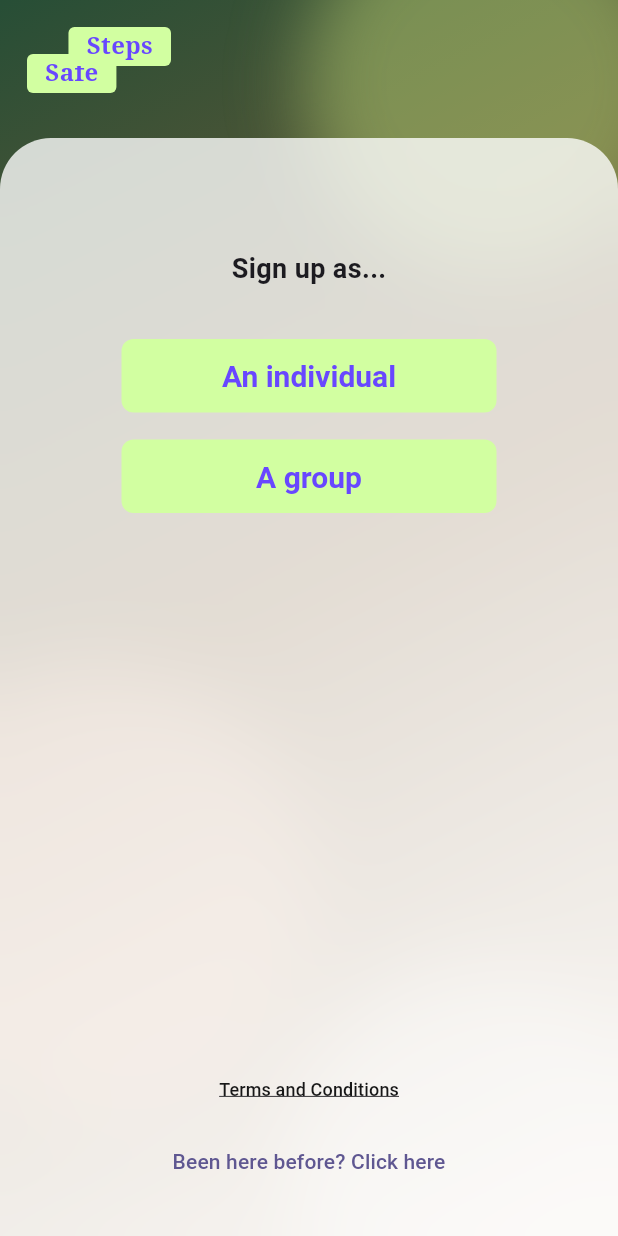
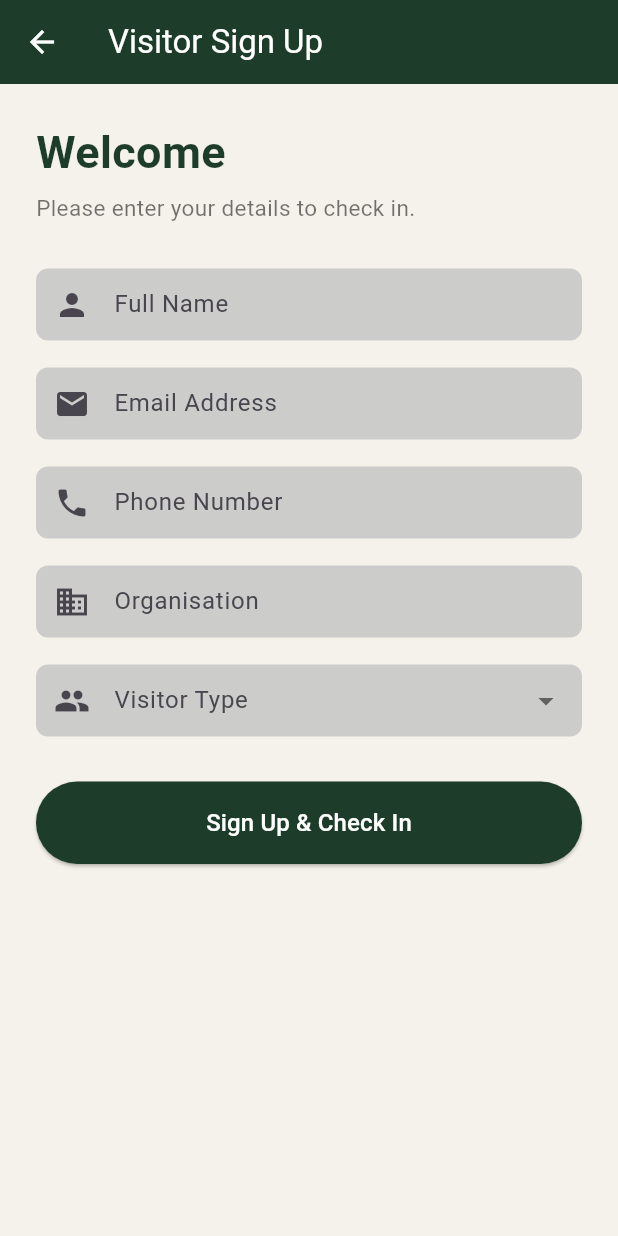
Before and after one commit to ericatlvr-coder/safe-steps, a Flutter app: the screen it shows after launch, after a tap on "Check-In", on a phone screen of 412 x 824 dp. Run offline on Flutter 3.47's test engine with Material 3 defaults, Android fonts, the phone set to English and light mode, and no system bars; our stand-ins replace qr_flutter, shared_preferences; Roboto replaces fonts that are missing (Arial).

Commit message:
Add Samir welcome and signup contribution

```diff
--- /dev/null
+++ b/Safe-Steps-main/lib/screens/signup_screen.dart
@@ -0,0 +1,229 @@
+import 'package:flutter/material.dart';
+
+class SignupScreen extends StatefulWidget {
+  const SignupScreen({super.key});
+
+  @override
+  State<SignupScreen> createState() => _SignupScreenState();
+}
+
+class _SignupScreenState extends State<SignupScreen> {
+  final _formKey = GlobalKey<FormState>();
+
+  final TextEditingController nameController = TextEditingController();
+  final TextEditingController emailController = TextEditingController();
+  final TextEditingController phoneController = TextEditingController();
+  final TextEditingController organisationController =
+      TextEditingController();
+
+  String? visitorType;
+
+  @override
+  void dispose() {
+    nameController.dispose();
+    emailController.dispose();
+    phoneController.dispose();
+    organisationController.dispose();
+    super.dispose();
+  }
+
+  @override
+  Widget build(BuildContext context) {
+    return Scaffold(
+      backgroundColor: const Color(0xFFF5F1EB),
+
+      appBar: AppBar(
+        title: const Text('Visitor Sign Up'),
+        backgroundColor: const Color(0xFF1D3D2A),
+        foregroundColor: Colors.white,
+      ),
+
+      body: SingleChildScrollView(
+        padding: const EdgeInsets.all(24),
+
+        child: Form(
+          key: _formKey,
+
+          child: Column(
+            crossAxisAlignment: CrossAxisAlignment.start,
+            children: [
+              const Text(
+                'Welcome',
+                style: TextStyle(
+                  fontSize: 30,
+                  fontWeight: FontWeight.bold,
+                  color: Color(0xFF1D3D2A),
+                ),
+              ),
+
+              const SizedBox(height: 5),
+
+              const Text(
+                'Please enter your details to check in.',
+                style: TextStyle(
+                  fontSize: 15,
+                  color: Colors.black54,
+                ),
+              ),
+
+              const SizedBox(height: 30),
+
+              TextFormField(
+                controller: nameController,
+                decoration: const InputDecoration(
+                  labelText: 'Full Name',
+                  prefixIcon: Icon(Icons.person),
+                  border: OutlineInputBorder(),
+                ),
+                validator: (value) {
+                  if (value == null || value.trim().isEmpty) {
+                    return 'Please enter your full name';
+                  }
+
+                  return null;
+                },
+              ),
+
+              const SizedBox(height: 18),
+
+              TextFormField(
+                controller: emailController,
+                keyboardType: TextInputType.emailAddress,
+                decoration: const InputDecoration(
+                  labelText: 'Email Address',
+                  prefixIcon: Icon(Icons.email),
+                  border: OutlineInputBorder(),
+                ),
+                validator: (value) {
+                  if (value == null || value.trim().isEmpty) {
+                    return 'Please enter your email';
+                  }
+
+                  if (!value.contains('@')) {
+                    return 'Please enter a valid email';
+                  }
+
+                  return null;
+                },
+              ),
+
+              const SizedBox(height: 18),
+
+              TextFormField(
+                controller: phoneController,
+                keyboardType: TextInputType.phone,
+                decoration: const InputDecoration(
+                  labelText: 'Phone Number',
+                  prefixIcon: Icon(Icons.phone),
+                  border: OutlineInputBorder(),
+                ),
+                validator: (value) {
+                  if (value == null || value.trim().isEmpty) {
+                    return 'Please enter your phone number';
+                  }
+
+                  return null;
+                },
+              ),
+
+              const SizedBox(height: 18),
+
+              TextFormField(
+                controller: organisationController,
+                decoration: const InputDecoration(
+                  labelText: 'Organisation',
+                  prefixIcon: Icon(Icons.business),
+                  border: OutlineInputBorder(),
+                ),
+              ),
+
+              const SizedBox(height: 18),
+
+              DropdownButtonFormField<String>(
+                decoration: const InputDecoration(
+                  labelText: 'Visitor Type',
+                  prefixIcon: Icon(Icons.people),
+                  border: OutlineInputBorder(),
+                ),
+                items: const [
+                  DropdownMenuItem(
+                    value: 'Visitor',
+                    child: Text('Visitor'),
+                  ),
+                  DropdownMenuItem(
+                    value: 'Staff',
+                    child: Text('Staff'),
+                  ),
+                  DropdownMenuItem(
+                    value: 'Contractor',
+                    child: Text('Contractor'),
+                  ),
+                  DropdownMenuItem(
+                    value: 'Volunteer',
+                    child: Text('Volunteer'),
+                  ),
+                ],
+                onChanged: (value) {
+                  setState(() {
+                    visitorType = value;
+                  });
+                },
+                validator: (value) {
+                  if (value == null) {
+                    return 'Please select visitor type';
+                  }
+
+                  return null;
+                },
+              ),
+
+              const SizedBox(height: 30),
+
+              SizedBox(
+                width: double.infinity,
+                child: ElevatedButton(
+                  style: ElevatedButton.styleFrom(
+                    backgroundColor: const Color(0xFF1D3D2A),
+                    foregroundColor: Colors.white,
+                    padding: const EdgeInsets.symmetric(
+                      vertical: 16,
+                    ),
+                  ),
+                  onPressed: () {
+                    if (_formKey.currentState!.validate()) {
+                      showDialog(
+                        context: context,
+                        builder: (context) {
+                          return AlertDialog(
+                            title: const Text('Check-In Successful'),
+                            content: Text(
+                              'Welcome ${nameController.text}!',
+                            ),
+                            actions: [
+                              TextButton(
+                                onPressed: () {
+                                  Navigator.pop(context);
+                                },
+                                child: const Text('OK'),
+                              ),
+                            ],
+                          );
+                        },
+                      );
+                    }
+                  },
+                  child: const Text(
+                    'Sign Up & Check In',
+                    style: TextStyle(
+                      fontSize: 16,
+                    ),
+                  ),
+                ),
+              ),
+            ],
+          ),
+        ),
+      ),
+    );
+  }
+}
--- a/Safe-Steps-main/lib/screens/welcome_screen.dart
+++ b/Safe-Steps-main/lib/screens/welcome_screen.dart
@@ -8,7 +8,7 @@ import '../widgets/safe_steps_logo.dart';
 import 'admin_login_screen.dart';
 import 'checkout_screen.dart';
 import 'login_screen.dart';
-import 'signup_type_screen.dart';
+import 'signup_screen.dart';
 
 class WelcomeScreen extends StatelessWidget {
   const WelcomeScreen({super.key});
@@ -82,7 +82,7 @@ class WelcomeScreen extends StatelessWidget {
                           children: [
                             _DarkButton(
                               label: 'Check-In',
-                              onPressed: () => _push(context, const SignupTypeScreen()),
+                              onPressed: () => _push(context, const SignupScreen()),
                             ),
                             const SizedBox(width: 26),
                             _DarkButton(
```
